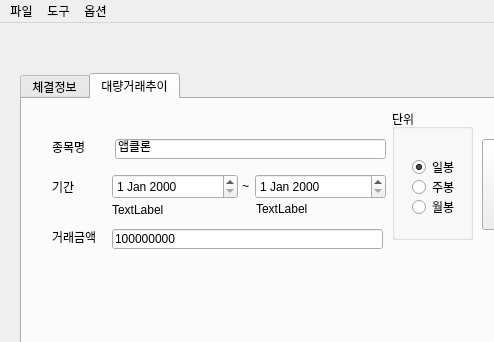
Qt form analyze.ui (ksy4808/stockAnalizer) before a commit; both pictures show x 0 to 494 and y 0 to 342 of the 1492 by 710 pixel window.
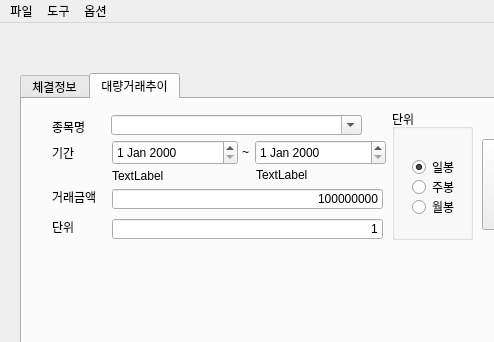
The same form after that commit. The open tabs and pages were chosen to show the change.

Patch:
```diff
--- a/analyze.ui
+++ b/analyze.ui
@@ -266,7 +266,7 @@
       <property name="geometry">
        <rect>
         <x>90</x>
-        <y>75</y>
+        <y>41</y>
         <width>126</width>
         <height>25</height>
        </rect>
@@ -279,7 +279,7 @@
       <property name="geometry">
        <rect>
         <x>233</x>
-        <y>75</y>
+        <y>41</y>
         <width>131</width>
         <height>25</height>
        </rect>
@@ -292,7 +292,7 @@
       <property name="geometry">
        <rect>
         <x>220</x>
-        <y>79</y>
+        <y>45</y>
         <width>31</width>
         <height>16</height>
        </rect>
@@ -305,7 +305,7 @@
       <property name="geometry">
        <rect>
         <x>30</x>
-        <y>40</y>
+        <y>20</y>
         <width>41</width>
         <height>16</height>
        </rect>
@@ -314,19 +314,6 @@
        <string>종목명</string>
       </property>
      </widget>
-     <widget class="QLineEdit" name="lineEditForRun_2">
-      <property name="geometry">
-       <rect>
-        <x>93</x>
-        <y>40</y>
-        <width>271</width>
-        <height>20</height>
-       </rect>
-      </property>
-      <property name="text">
-       <string>앱클론</string>
-      </property>
-     </widget>
      <widget class="QPushButton" name="btnTrandReq">
       <property name="geometry">
        <rect>
@@ -344,7 +331,7 @@
       <property name="geometry">
        <rect>
         <x>30</x>
-        <y>80</y>
+        <y>46</y>
         <width>41</width>
         <height>16</height>
        </rect>
@@ -357,7 +344,7 @@
       <property name="geometry">
        <rect>
         <x>30</x>
-        <y>130</y>
+        <y>90</y>
         <width>51</width>
         <height>16</height>
        </rect>
@@ -370,7 +357,7 @@
       <property name="geometry">
        <rect>
         <x>90</x>
-        <y>130</y>
+        <y>90</y>
         <width>271</width>
         <height>20</height>
        </rect>
@@ -378,6 +365,9 @@
       <property name="text">
        <string>100000000</string>
       </property>
+      <property name="alignment">
+       <set>Qt::AlignRight|Qt::AlignTrailing|Qt::AlignVCenter</set>
+      </property>
      </widget>
      <widget class="QWidget" name="verticalLayoutWidget">
       <property name="geometry">
@@ -449,7 +439,7 @@
       <property name="geometry">
        <rect>
         <x>90</x>
-        <y>105</y>
+        <y>71</y>
         <width>56</width>
         <height>12</height>
        </rect>
@@ -462,7 +452,7 @@
       <property name="geometry">
        <rect>
         <x>234</x>
-        <y>104</y>
+        <y>70</y>
         <width>56</width>
         <height>12</height>
        </rect>
@@ -471,6 +461,51 @@
        <string>TextLabel</string>
       </property>
      </widget>
+     <widget class="QComboBox" name="item_comboBox_2">
+      <property name="geometry">
+       <rect>
+        <x>89</x>
+        <y>16</y>
+        <width>251</width>
+        <height>20</height>
+       </rect>
+      </property>
+      <property name="editable">
+       <bool>true</bool>
+      </property>
+      <property name="maxVisibleItems">
+       <number>20</number>
+      </property>
+     </widget>
+     <widget class="QLabel" name="label_9">
+      <property name="geometry">
+       <rect>
+        <x>30</x>
+        <y>120</y>
+        <width>51</width>
+        <height>16</height>
+       </rect>
+      </property>
+      <property name="text">
+       <string>단위</string>
+      </property>
+     </widget>
+     <widget class="QLineEdit" name="lineEditForRun_4">
+      <property name="geometry">
+       <rect>
+        <x>90</x>
+        <y>120</y>
+        <width>271</width>
+        <height>20</height>
+       </rect>
+      </property>
+      <property name="text">
+       <string>1</string>
+      </property>
+      <property name="alignment">
+       <set>Qt::AlignRight|Qt::AlignTrailing|Qt::AlignVCenter</set>
+      </property>
+     </widget>
      <zorder>groupBox</zorder>
      <zorder>dateEdit_2</zorder>
      <zorder>dateEdit_3</zorder>
```
Left out of the diff: 8 changed lines with no effect on the pictures.
